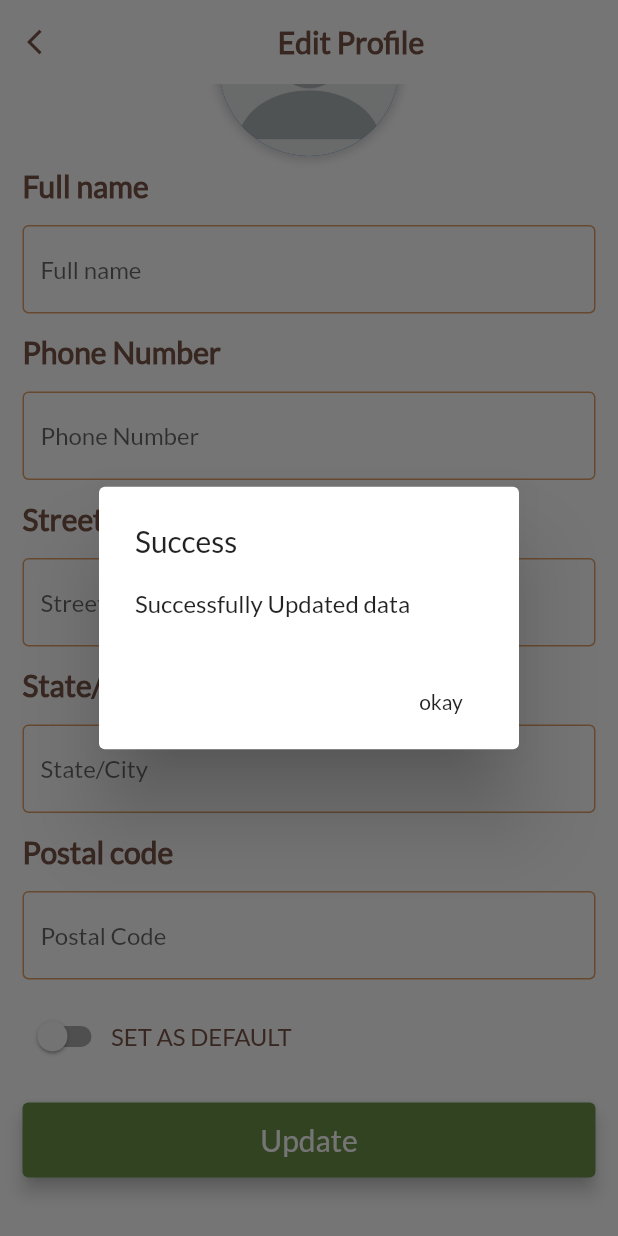
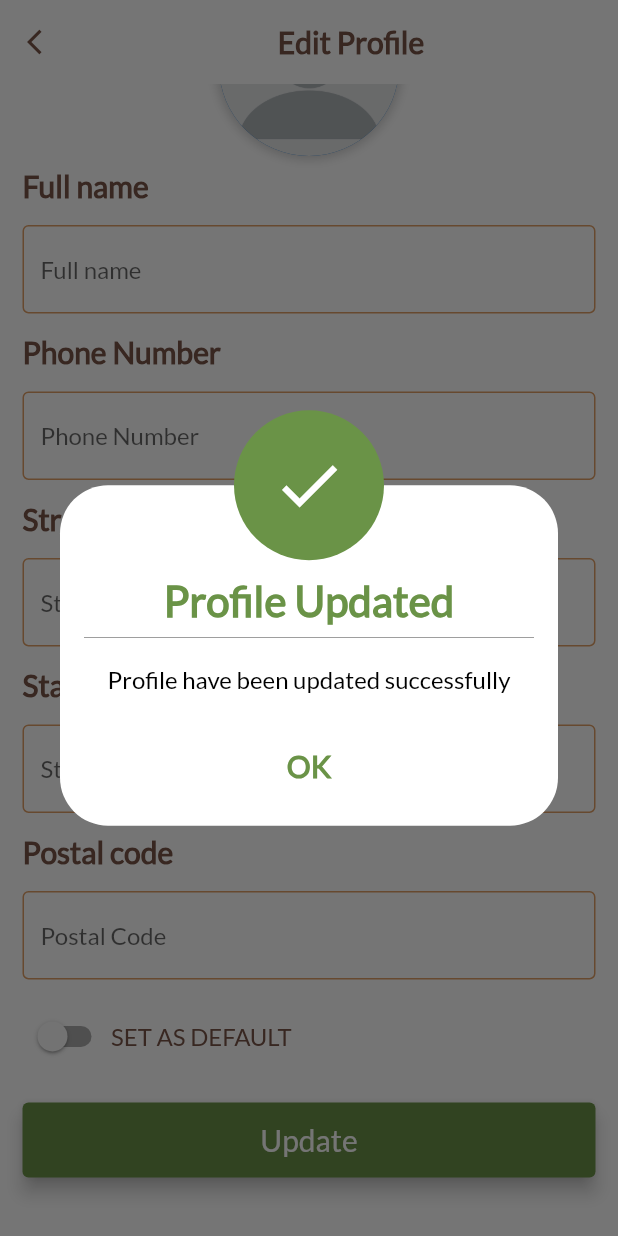
Before and after one commit to Anirudhkv/tatos, a Flutter app: the Checkout screen opened by its route, scrolled down 105 dp, after a tap on "Update", on a phone screen of 412 x 824 dp. Run offline on Flutter 3.47's test engine with Material 2 defaults, Android fonts, the light colour scheme and no system bars; our stand-ins replace cloud_firestore, firebase_auth, firebase_core, google_sign_in, material_design_icons_flutter; accounts and stored records are empty.

Commit message:
added customdialog

```diff
--- a/lib/screens/edit_profile_screen.dart
+++ b/lib/screens/edit_profile_screen.dart
@@ -2,6 +2,7 @@
 import 'package:intern/utils/google_sign_in.dart';
 import '../utils/database.dart';
 import '../utils/email_password.dart';
+import '../widgets/customdiaglog.dart';
 
 class Checkout extends StatefulWidget {
   static const routeName = "/checkout";
@@ -38,19 +39,12 @@
                 {
                   showDialog(
                     context: context,
-                    builder: (ctx) => AlertDialog(
-                      title: Text("Success"),
-                      content: Text("Successfully Updated data"),
-                      actions: <Widget>[
-                        FlatButton(
-                          onPressed: () {
-                            Navigator.of(ctx).pop();
-                          },
-                          child: Text("okay"),
-                        ),
-                      ],
-                    ),
-                  )
+                    builder: (ctx) => SuccessDialog(
+                        "Profile Updated",
+                        "Profile have been updated successfully",
+                        Icons.done_sharp,
+                        Theme.of(context).dialogBackgroundColor),
+                  ),
                 }
             });
   }
--- a/lib/utils/email_password.dart
+++ b/lib/utils/email_password.dart
@@ -17,7 +17,7 @@
     return user;
   } catch (e) {
     HttpException(e);
-    return e;
+    return null;
   }
 }
 
--- a/lib/widgets/success_dialog.dart
+++ b/lib/widgets/customdiaglog.dart
@@ -1,9 +1,12 @@
 import 'package:flutter/material.dart';
+import '../screens/login_screen.dart';
 
 class SuccessDialog extends StatelessWidget {
-  const SuccessDialog({
-    Key key,
-  }) : super(key: key);
+  final String title;
+  final String subtitle;
+  final IconData icon;
+  final Color color;
+  SuccessDialog(this.title, this.subtitle, this.icon, this.color);
 
   @override
   Widget build(BuildContext context) {
@@ -26,7 +29,7 @@
               ),
               margin: EdgeInsets.only(top: 50),
               decoration: BoxDecoration(
-                color: Theme.of(context).accentColor,
+                color: Colors.white,
                 shape: BoxShape.rectangle,
                 borderRadius: BorderRadius.circular(32),
                 boxShadow: [
@@ -40,11 +43,11 @@
                 mainAxisSize: MainAxisSize.min,
                 children: <Widget>[
                   Text(
-                    "Success!",
+                    title,
                     style: TextStyle(
                         fontSize: 28.0,
                         fontWeight: FontWeight.w600,
-                        color: Colors.white),
+                        color: color),
                   ),
                   SizedBox(
                     height: 5,
@@ -55,9 +58,9 @@
                   ),
                   SizedBox(height: 16.0),
                   Text(
-                    "Success created account \nYou can login now",
+                    subtitle,
                     textAlign: TextAlign.center,
-                    style: TextStyle(fontSize: 16.0, color: Colors.white),
+                    style: TextStyle(fontSize: 16.0, color: Colors.black),
                   ),
                   SizedBox(height: 24.0),
                   InkWell(
@@ -65,6 +68,13 @@
                       borderRadius: BorderRadius.circular(32),
                       onTap: () {
                         Navigator.of(context).pop();
+                        if (title == "Signed Out") {
+                          Navigator.of(context)
+                              .pushReplacementNamed(LoginPage.routeName);
+                        }
+                        if (title == "Order Placed") {
+                          Navigator.of(context).pop();
+                        }
                       },
                       child: Container(
                         padding: EdgeInsets.all(12),
@@ -73,7 +83,7 @@
                           "OK",
                           textAlign: TextAlign.center,
                           style: TextStyle(
-                              color: Theme.of(context).accentColor,
+                              color: color,
                               fontWeight: FontWeight.w700,
                               fontSize: 20),
                         ),
@@ -88,10 +98,10 @@
               left: 16,
               right: 16,
               child: CircleAvatar(
-                backgroundColor: Colors.white,
+                backgroundColor: color,
                 child: Icon(
-                  Icons.check_sharp,
-                  color: Theme.of(context).accentColor,
+                  icon,
+                  color: Colors.white,
                   size: 50,
                 ),
                 radius: 50,
--- a/pubspec.yaml
+++ b/pubspec.yaml
@@ -28,7 +28,6 @@
   cloud_firestore:
   firebase_core: ^1.1.0
   google_sign_in: ^5.0.0
-  provider: ^5.0.0
 
 
   # The following adds the Cupertino Icons font to your application.
@@ -53,14 +52,13 @@
 
   # To add assets to your application, add an assets section, like this:
   assets:
-        - asset/images/man.jpg
         - asset/images/propic.png
-        - asset/images/home.png
         - asset/images/flag.png
         - asset/images/group.png
         - asset/images/palm.png
         - asset/images/badge.png
         - asset/images/right.png
+        - asset/images/spinner.gif
 
 
 
```
Also changed, not shown: lib/screens/create_account_screen.dart (+22 -32 lines), lib/screens/product_screen.dart (+8 -16 lines), lib/widgets/drawer.dart (+8 -2 lines), asset/images/spinner.gif (added), lib/widgets/spinner.dart (added), pubspec.lock.
